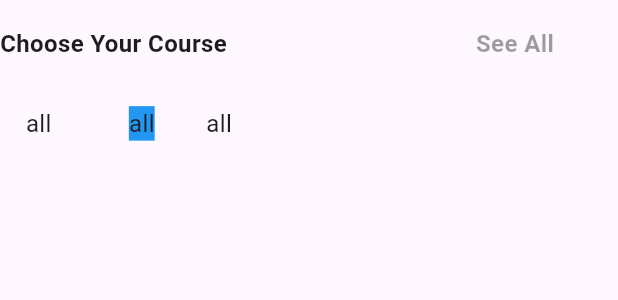
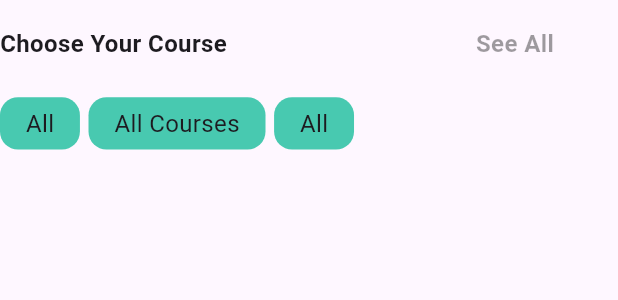
Before and after one commit to Emiryungul/FLutterFirebase-Laravel-CourseSellingApp, a Flutter app: the HomeMenuBar widget shown alone on an empty page, opened directly, on a phone screen of 412 x 824 dp. Shown: the top 300 px of the screen. Run offline on Flutter 3.47's test engine with Material 3 defaults, Android fonts, the phone set to English and light mode, and no system bars; our stand-ins replace cloud_firestore, dots_indicator, firebase_auth, firebase_core, flutter_riverpod, flutter_screenutil and 3 more; accounts and stored records are empty; generated files the repository leaves out were written again.

Commit message:
image Res folder added New grid widget on home_widgets.dart New Banner widget on home_widgets.dart folders are refactored widget are now are in classes so we can make them constant and more error prom home page is complete

```diff
--- a/lib/Pages/Home/home_widgets.dart
+++ b/lib/Pages/Home/home_widgets.dart
@@ -144,21 +144,11 @@ class HomeMenuBar extends StatelessWidget {
         //course item button
         Row(
           children: [
-            Container(
-
-              padding: EdgeInsets.only(
-                  left: 15.w, right: 15.w, top: 5.h, bottom: 5.h),
-              child: const text16Widget(text: "all", fontWeight: FontWeight.normal, )
-            ),
-            Container(
-              margin: EdgeInsets.only(left: 30.w),
-              color: Colors.blue,
-              child: const text16Widget(text: "all", fontWeight: FontWeight.normal, ),
-            ),
-            Container(
-              margin: EdgeInsets.only(left: 30.w),
-                child: const text16Widget(text: "all", fontWeight: FontWeight.normal, )
-            )
+            buttonContainer(),
+            SizedBox(width: 5.w,),
+            buttonContainer(text: "All Courses"),
+            SizedBox(width: 5.w,),
+            buttonContainer()
           ],
         )
       ],
@@ -170,19 +160,31 @@ class CourseItemGrid extends StatelessWidget {
 
   @override
   Widget build(BuildContext context) {
-    return GridView.builder(
+    return Container(
+      margin: EdgeInsets.only(right: 15.w),
+      child: GridView.builder(
           physics: const ScrollPhysics(),
           shrinkWrap: true,
           gridDelegate: const SliverGridDelegateWithFixedCrossAxisCount(
               crossAxisCount: 2,
-            crossAxisSpacing: 40,
-            mainAxisSpacing: 40
+              crossAxisSpacing: 15,
+              mainAxisSpacing: 1
 
           ),
-        itemCount: 6,
+          itemCount: 4,
           itemBuilder: (_, int index){
             return appImage();
           }
+      ),
     );
   }
 }
+
+Widget buttonContainer({String text = "All"}){
+  return  Container(
+    padding: EdgeInsets.only(
+        left: 15.w, right: 15.w, top: 5.h, bottom: 5.h),
+    decoration:  BoxDecoration(color: AppColors.primaryElement,borderRadius: BorderRadius.circular(12)),
+    child:  text16Widget(text: text, fontWeight: FontWeight.normal, ),
+  );
+}
--- a/lib/common/Widgets/image_widgets.dart
+++ b/lib/common/Widgets/image_widgets.dart
@@ -3,11 +3,11 @@ import 'package:flutter_screenutil/flutter_screenutil.dart';
 import '../utils/image_res.dart';
 
 Widget appImage(
-    {String imagePath = ImageRes.reading,
+    {String imagePath = "",
       double width = 16,
       double height = 16}) {
   return Image.asset(
-    imagePath.isEmpty ? ImageRes.reading : imagePath,
+    imagePath.isEmpty ? ImageRes.gridImage : imagePath,
     width: width.w,
     height: height.h,
   );
--- a/lib/common/utils/image_res.dart
+++ b/lib/common/utils/image_res.dart
@@ -20,4 +20,6 @@ class ImageRes {
   static const String reading = 'assets/images/reading.png';
   static const String man = 'assets/images/man.png';
   static const String boy = 'assets/images/boy.png';
+  static const String insertImage = 'assets/images/upload.jpg';
+  static const String gridImage = 'assets/images/gridImage.jpg';
 }
--- a/pubspec.yaml
+++ b/pubspec.yaml
@@ -85,3 +85,5 @@ flutter:
     - assets/images/foto2.jpg
     - assets/images/foto3.jpg
     - assets/icons/menu.png
+    - assets/images/upload.jpg
+    - assets/images/gridImage.jpg
```
Also changed, not shown: assets/images/gridImage.jpg (added), assets/images/upload.jpg (added). Lines whose indentation alone changed are shown as unchanged.
